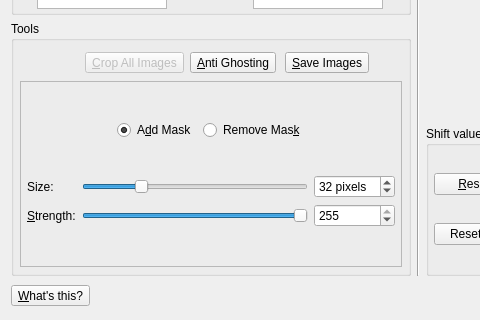
Qt form src/HdrWizard/EditingTools.ui (LuminanceHDR/LuminanceHDR) before a commit; both pictures show x 0 to 480 and y 324 to 644 of the 1122 by 644 pixel window.
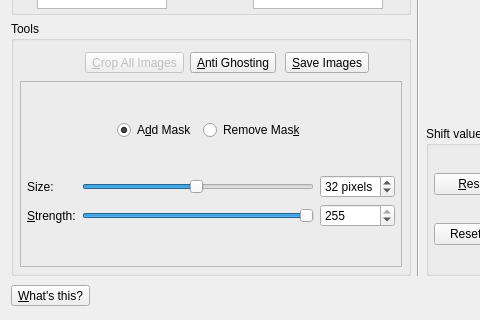
The same form after that commit. Icons and pictures are not drawn.

Commit message: [HdrWizard]: Maximum size of anti ghosting brush is 64px

What changed in the file:
```diff
--- a/src/HdrWizard/EditingTools.ui
+++ b/src/HdrWizard/EditingTools.ui
@@ -702,7 +702,7 @@
                     <number>1</number>
                    </property>
                    <property name="maximum">
-                    <number>128</number>
+                    <number>64</number>
                    </property>
                    <property name="value">
                     <number>32</number>
@@ -757,7 +757,7 @@
                     <number>1</number>
                    </property>
                    <property name="maximum">
-                    <number>128</number>
+                    <number>64</number>
                    </property>
                    <property name="value">
                     <number>32</number>
```
